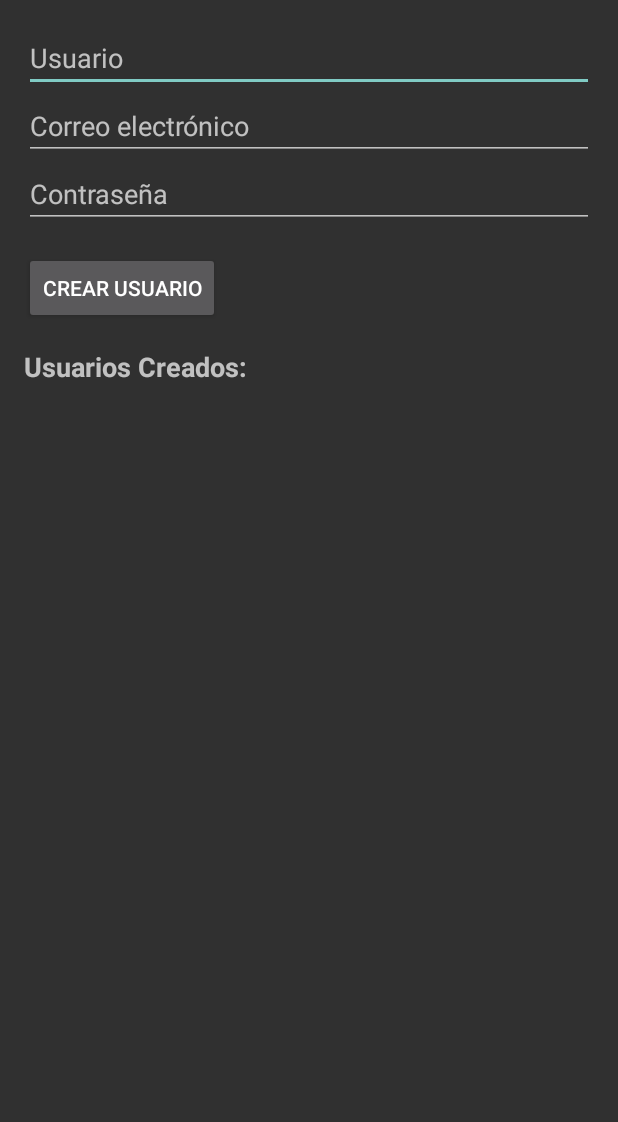
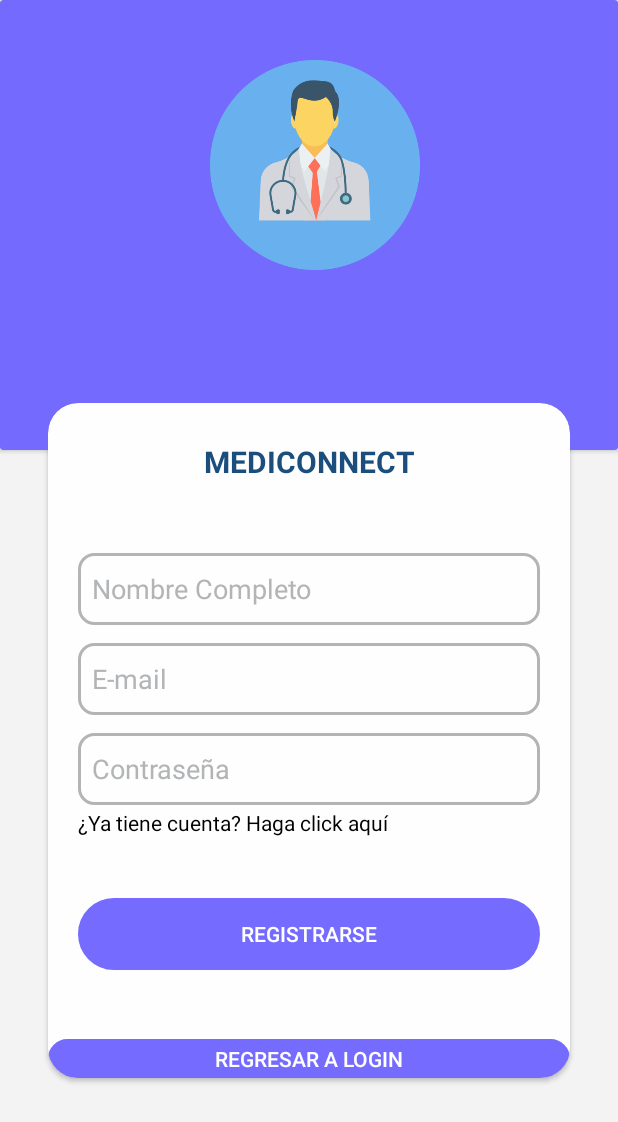
Before and after one commit to regisVald/Telemedicina, an Android app: the CreacionUsuarioActivity screen opened directly, with no data from a screen before it, on a phone screen of 412 x 824 dp. Shown: the top 1122 px of the screen. Run offline under Robolectric (Android 15) with nearby library versions, the phone set to English and light mode, and no system bars.

Commit message:
Fix
Se elimina clase register y se usa Creacionde Usuario.
-Se permite registrase e iniciar sesion.

```diff
--- a/app/src/main/java/com/example/mediconnect/CreacionUsuarioActivity.java
+++ b/app/src/main/java/com/example/mediconnect/CreacionUsuarioActivity.java
@@ -1,4 +1,5 @@
 package com.example.mediconnect;
+import android.content.Intent;
 import android.os.Bundle;
 import android.view.View;
 import android.widget.Button;
@@ -29,13 +30,23 @@ public class CreacionUsuarioActivity extends AppCompatActivity {
         dataSource.open();
 
         // Enlazar vistas
-        editTextUsuario = findViewById(R.id.editTextUsuario);
-        editTextCorreo = findViewById(R.id.editTextCorreo);
-        editTextContrasenia = findViewById(R.id.editTextContrasenia);
-        buttonCrearUsuario = findViewById(R.id.buttonCrearUsuario);
-        textViewUsuarios = findViewById(R.id.textViewUsuarios);
+        editTextUsuario = findViewById(R.id.txtUsuario);
+        editTextCorreo = findViewById(R.id.txtEmail);
+        editTextContrasenia = findViewById(R.id.txtPassword);
+        buttonCrearUsuario = findViewById(R.id.btnRegistrase);
+        Button btnBack = findViewById(R.id.btnBack);
+
+        btnBack.setOnClickListener(new View.OnClickListener() {
+            @Override
+            public void onClick(View v) {
+                Intent intent = new Intent(CreacionUsuarioActivity.this, Login.class);
+                startActivity(intent);
+            }
+        });
 
         // Configurar el botón para crear usuario
+
+
         buttonCrearUsuario.setOnClickListener(new View.OnClickListener() {
             @Override
             public void onClick(View v) {
@@ -49,14 +60,14 @@ public class CreacionUsuarioActivity extends AppCompatActivity {
 
                 if (id != -1) {
                     Toast.makeText(CreacionUsuarioActivity.this, "Usuario creado con éxito", Toast.LENGTH_SHORT).show();
-                    // Mostrar el usuario creado en el TextView
-                    String usuariosAnteriores = textViewUsuarios.getText().toString();
-                    String usuariosActualizados = usuariosAnteriores + "\n" + usuario;
-                    textViewUsuarios.setText(usuariosActualizados);
-                    // Limpiar los campos después de la creación exitosa
-                    editTextUsuario.setText("");
-                    editTextCorreo.setText("");
-                    editTextContrasenia.setText("");
+//                    // Mostrar el usuario creado en el TextView
+//                    String usuariosAnteriores = textViewUsuarios.getText().toString();
+//                    String usuariosActualizados = usuariosAnteriores + "\n" + usuario;
+//                    textViewUsuarios.setText(usuariosActualizados);
+//                    // Limpiar los campos después de la creación exitosa
+//                    editTextUsuario.setText("");
+//                    editTextCorreo.setText("");
+//                    editTextContrasenia.setText("");
                 } else {
                     Toast.makeText(CreacionUsuarioActivity.this, "Error al crear el usuario", Toast.LENGTH_SHORT).show();
                 }
--- a/app/src/main/res/layout/activity_creacion_usuario.xml
+++ b/app/src/main/res/layout/activity_creacion_usuario.xml
@@ -1,43 +1,136 @@
 <?xml version="1.0" encoding="utf-8"?>
-<LinearLayout xmlns:android="http://schemas.android.com/apk/res/android"
+<androidx.constraintlayout.widget.ConstraintLayout xmlns:android="http://schemas.android.com/apk/res/android"
+    xmlns:app="http://schemas.android.com/apk/res-auto"
+    xmlns:tools="http://schemas.android.com/tools"
+    android:id="@+id/main"
     android:layout_width="match_parent"
     android:layout_height="match_parent"
-    android:orientation="vertical"
-    android:padding="16dp">
+    tools:context=".Login"
+    android:background="#F3F3F3"
+    >
 
-    <EditText
-        android:id="@+id/editTextUsuario"
+    <androidx.cardview.widget.CardView
+        android:id="@+id/cardView"
         android:layout_width="match_parent"
-        android:layout_height="wrap_content"
-        android:hint="Usuario" />
+        android:layout_height="300dp"
+        app:cardBackgroundColor="#746BFE"
+        app:layout_constraintBottom_toBottomOf="parent"
+        app:layout_constraintEnd_toEndOf="parent"
+        app:layout_constraintHorizontal_bias="1.0"
+        app:layout_constraintStart_toStartOf="parent"
+        app:layout_constraintTop_toTopOf="parent"
+        app:layout_constraintVertical_bias="0.0" >
 
-    <EditText
-        android:id="@+id/editTextCorreo"
+        <ImageView
+            android:id="@+id/imageView2"
+            android:layout_width="140dp"
+            android:layout_height="140dp"
+            android:layout_marginLeft="140dp"
+            android:layout_marginTop="40dp"
+            app:srcCompat="@drawable/doctor" />
+
+    </androidx.cardview.widget.CardView>
+
+    <androidx.cardview.widget.CardView
         android:layout_width="match_parent"
-        android:layout_height="wrap_content"
-        android:hint="Correo electrónico" />
+        android:layout_height="450dp"
+        android:layout_marginStart="32dp"
+        android:layout_marginEnd="32dp"
+        app:cardBackgroundColor="#FEFEFE"
+        app:cardCornerRadius="20dp"
+        app:layout_constraintBottom_toBottomOf="parent"
+        app:layout_constraintEnd_toEndOf="parent"
+        app:layout_constraintHorizontal_bias="1.0"
+        app:layout_constraintStart_toStartOf="parent"
+        app:layout_constraintTop_toTopOf="parent"
+        app:layout_constraintVertical_bias="0.718">
 
-    <EditText
-        android:id="@+id/editTextContrasenia"
-        android:layout_width="match_parent"
-        android:layout_height="wrap_content"
-        android:hint="Contraseña"
-        android:inputType="textPassword" />
+        <TextView
+            android:layout_width="match_parent"
+            android:layout_height="25dp"
+            android:textSize="20dp"
+            android:layout_marginTop="25dp"
+            android:fontFamily="sans-serif"
+            android:text="MEDICONNECT"
+            android:textAlignment="center"
+            android:textColor="#1b4e7d"
+            android:textStyle="bold" />
 
-    <Button
-        android:id="@+id/buttonCrearUsuario"
-        android:layout_width="wrap_content"
-        android:layout_height="wrap_content"
-        android:layout_marginTop="16dp"
-        android:text="Crear Usuario" />
+        <EditText
+            android:id="@+id/txtUsuario"
+            android:layout_width="match_parent"
+            android:layout_height="48dp"
+            android:layout_marginLeft="20dp"
+            android:layout_marginTop="100dp"
+            android:layout_marginRight="20dp"
+            android:background="@drawable/button_rounded"
+            android:ems="10"
+            android:hint="\u00A0 Nombre Completo"
+            android:inputType="text"
+            android:textColor="@color/black"
+            android:textColorHint="#b2b4b6" />
 
-    <TextView
-        android:id="@+id/textViewUsuarios"
-        android:layout_width="match_parent"
-        android:layout_height="wrap_content"
-        android:layout_marginTop="16dp"
-        android:text="Usuarios Creados:"
-        android:textSize="18sp"
-        android:textStyle="bold"/>
+        <EditText
+            android:id="@+id/txtEmail"
+            android:layout_width="match_parent"
+            android:layout_height="48dp"
+            android:layout_marginLeft="20dp"
+            android:layout_marginTop="160dp"
+            android:layout_marginRight="20dp"
+            android:background="@drawable/button_rounded"
+            android:ems="10"
+            android:hint="\u00A0 E-mail"
+            android:inputType="textEmailAddress"
+            android:textColor="@color/black"
+            android:textColorHint="#b2b4b6" />
 
-</LinearLayout>
+        <EditText
+            android:id="@+id/txtPassword"
+            android:layout_width="match_parent"
+            android:layout_height="48dp"
+            android:layout_marginLeft="20dp"
+            android:layout_marginTop="220dp"
+            android:layout_marginRight="20dp"
+            android:background="@drawable/button_rounded"
+            android:ems="10"
+            android:hint="\u00A0 Contraseña"
+            android:inputType="textPassword"
+            android:textColor="@color/black"
+            android:textColorHint="#b2b4b6" />
+
+        <Button
+            android:id="@+id/btnRegistrase"
+            android:layout_width="match_parent"
+            android:layout_height="wrap_content"
+            android:layout_marginLeft="20dp"
+            android:layout_marginTop="330dp"
+            android:layout_marginRight="20dp"
+            android:background="@drawable/button_rounded2"
+            android:backgroundTint="#756BFF"
+            android:text="Registrarse" />
+        <Button
+            android:id="@+id/btnBack"
+            android:layout_width="match_parent"
+            android:layout_height="wrap_content"
+            android:layout_marginTop="424dp"
+            android:background="@drawable/button_rounded2"
+            android:backgroundTint="#756BFF"
+            android:text="Regresar a login" />
+
+        <TextView
+            android:id="@+id/forgot_password_link"
+            android:layout_width="match_parent"
+            android:layout_height="20dp"
+            android:layout_marginLeft="20dp"
+            android:layout_marginTop="270dp"
+            android:autoLink="all"
+            android:clickable="true"
+            android:minHeight="48dp"
+            android:onClick="forgotPasswordClicked"
+            android:text="¿Ya tiene cuenta? Haga click aquí"
+            android:textColor="@color/black"
+            android:textColorLink="@color/black" />
+
+    </androidx.cardview.widget.CardView>
+
+</androidx.constraintlayout.widget.ConstraintLayout>
```
Also changed, not shown: app/src/main/java/com/example/mediconnect/Login.java (+11 -2 lines), app/src/main/java/com/example/mediconnect/Register.java (deleted, +0 -24 lines), app/src/main/res/layout/activity_login.xml (+16 -5 lines), app/src/main/res/layout/activity_register.xml (deleted, +0 -128 lines).
